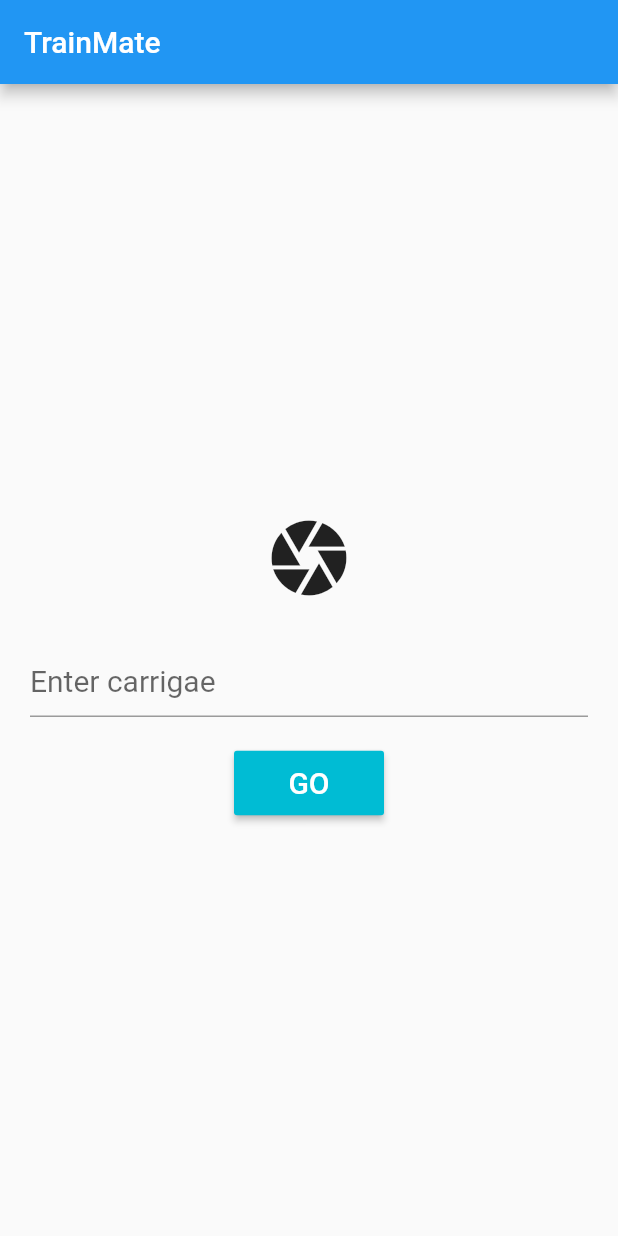
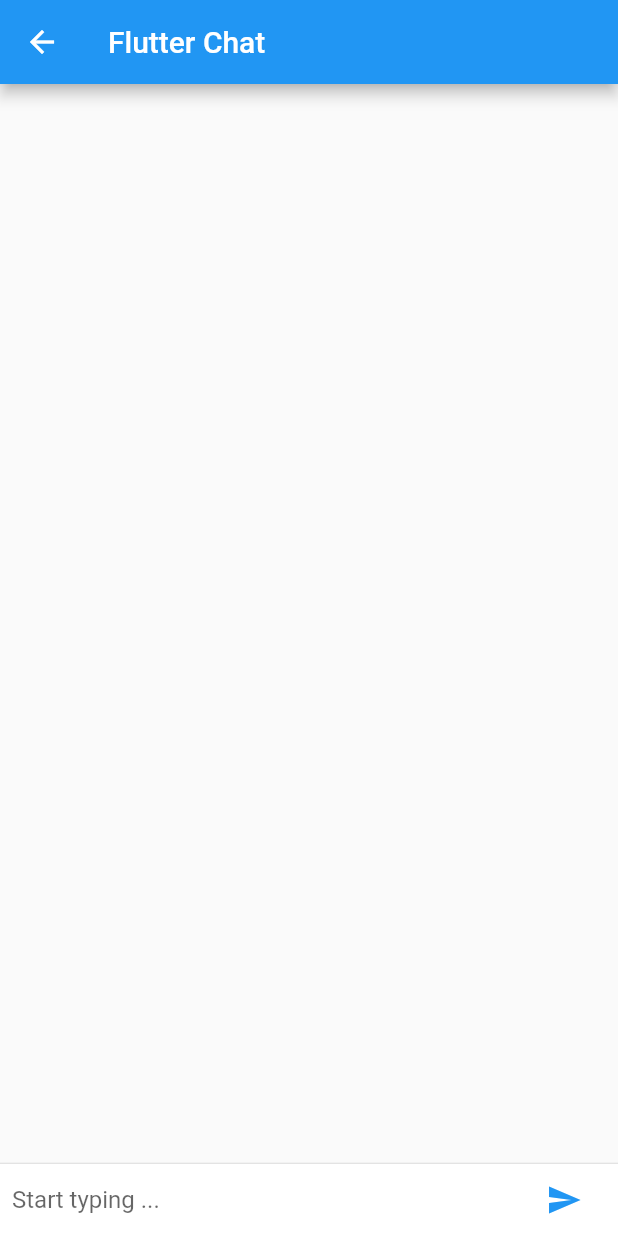
Before and after one commit to TheCodefatherPartII/TrainMate, a Flutter app: the screen it shows after launch, after a tap on "GO", on a phone screen of 412 x 824 dp. Run offline on Flutter 3.47's test engine with Material 2 defaults, Android fonts, the phone set to English and light mode, and no system bars; network calls fail.

Commit message:
Added ChatPage

```diff
--- /dev/null
+++ b/trainmate/lib/ChatPage.dart
@@ -0,0 +1,89 @@
+import 'package:flutter/material.dart';
+import 'chatmessage.dart';
+
+class ChatPage extends StatelessWidget {
+  // This widget is the root of your application.
+  @override
+  Widget build(BuildContext context) {
+    return new Scaffold(
+        appBar: new AppBar(
+          title: new Text("Flutter Chat"),
+        ),
+        body: new ChatScreen()
+    );
+  }
+}
+
+class ChatScreen extends StatefulWidget {
+  @override
+  State createState() => new ChatScreenState();
+}
+
+class ChatScreenState extends State<ChatScreen> {
+  final TextEditingController _chatController = new TextEditingController();
+  final List<ChatMessage> _messages = <ChatMessage>[];
+
+  void _handleSubmit(String text) {
+    _chatController.clear();
+    ChatMessage message = new ChatMessage(
+        text: text
+    );
+
+    setState(() {
+      _messages.insert(0, message);
+    });
+  }
+
+  Widget _chatEnvironment (){
+    return IconTheme(
+      data: new IconThemeData(color: Colors.blue),
+      child: new Container(
+        margin: const EdgeInsets.symmetric(horizontal:8.0),
+        child: new Row(
+          children: <Widget>[
+            new Flexible(
+              child: new TextField(
+                decoration: new InputDecoration.collapsed(hintText: "Start typing ..."),
+                controller: _chatController,
+                onSubmitted: _handleSubmit,
+              ),
+            ),
+            new Container(
+              margin: const EdgeInsets.symmetric(horizontal: 4.0),
+              child: new IconButton(
+                icon: new Icon(Icons.send),
+
+                onPressed: ()=> _handleSubmit(_chatController.text),
+
+              ),
+            )
+          ],
+        ),
+
+      ),
+    );
+  }
+
+  @override
+  Widget build(BuildContext context) {
+    return new Column(
+      children: <Widget>[
+        new Flexible(
+          child: ListView.builder(
+            padding: new EdgeInsets.all(8.0),
+            reverse: true,
+            itemBuilder: (_, int index) => _messages[index],
+            itemCount: _messages.length,
+          ),
+        ),
+        new Divider(
+          height: 1.0,
+        ),
+        new Container(decoration: new BoxDecoration(
+          color: Theme.of(context).cardColor,
+        ),
+          child: _chatEnvironment(),)
+      ],
+    );
+  }
+}
--- a/trainmate/lib/OnboardingPage.dart
+++ b/trainmate/lib/OnboardingPage.dart
@@ -1,4 +1,5 @@
 import 'package:flutter/material.dart';
+import 'package:trainmate/ChatPage.dart';
 
 class OnboardingPage extends StatefulWidget {
   OnboardingPage({Key key, this.title}) : super(key: key);
@@ -20,6 +21,13 @@ class OnboardingPage extends StatefulWidget {
 
 class _OnboardingPageState extends State<OnboardingPage> {
   bool _gotCarriageNumber = false;
+
+  _goToChatPage() {
+    Navigator.push(
+      context,
+      MaterialPageRoute(builder: (context) => ChatPage()),
+    );
+  }
 
   @override
   Widget build(BuildContext context) {
@@ -72,7 +80,7 @@ class _OnboardingPageState extends State<OnboardingPage> {
                   minWidth: 100.0,
                   child: RaisedButton(
                     padding: EdgeInsets.all(10.0),
-                    onPressed: () {},
+                    onPressed: _goToChatPage,
                     color: Color.fromRGBO(0, 188, 212, 1.0),
                     child: const Text('GO',
                         style: TextStyle(fontSize: 20, color: Colors.white)),
--- a/trainmate/lib/main.dart
+++ b/trainmate/lib/main.dart
@@ -1,5 +1,6 @@
 import 'package:flutter/material.dart';
 import 'OnboardingPage.dart';
+import 'ChatPage.dart';
 
 void main() => runApp(MyApp());
 
```
Also changed, not shown: trainmate/lib/chatmessage.dart (added, +40 -0 lines).
